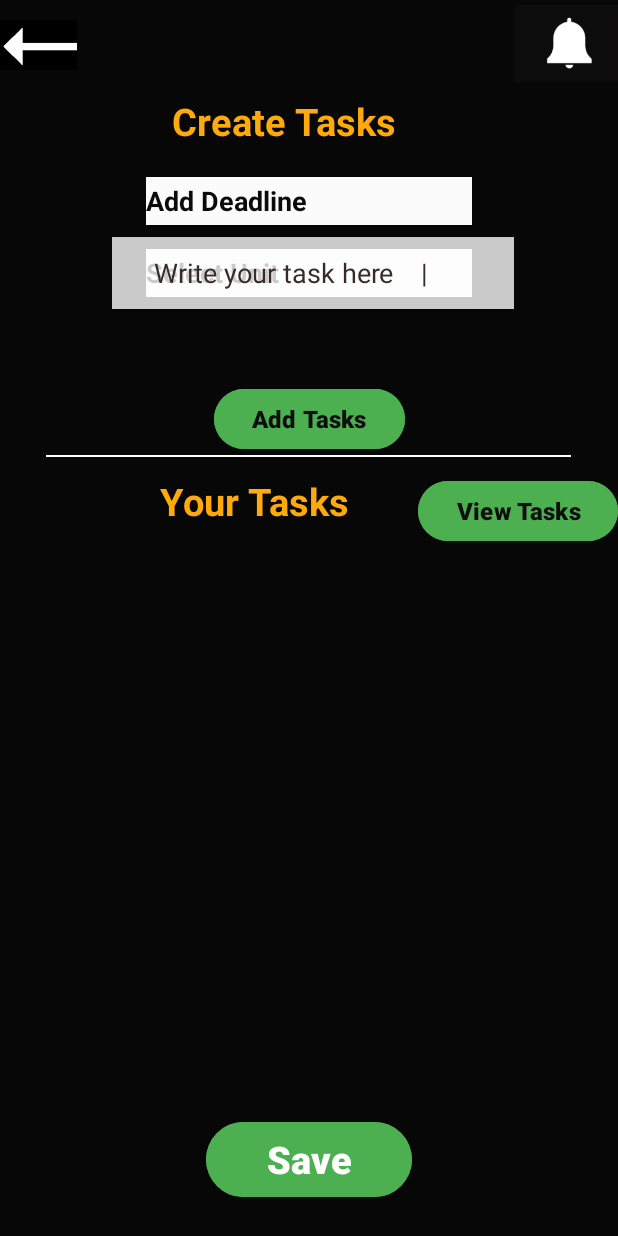
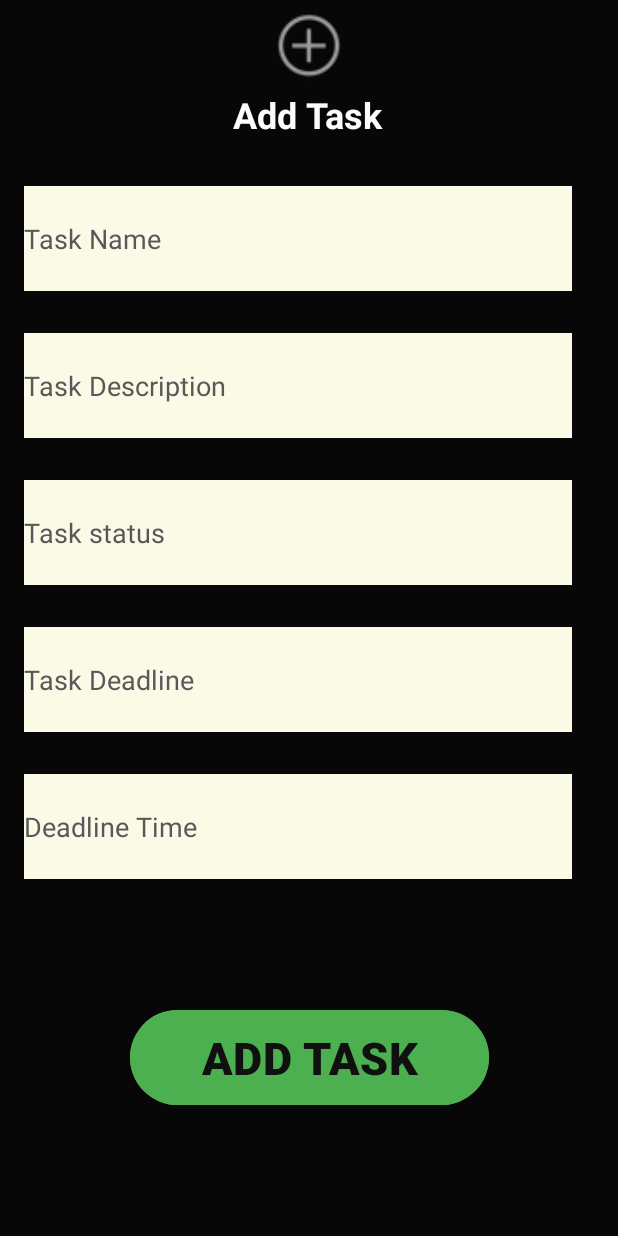
Before and after one commit to Baralsurekha/Task-management, an Android app: the CreateTask screen opened directly, with no data from a screen before it, on a phone screen of 412 x 824 dp. Run offline under Robolectric (Android 15) with nearby library versions, the phone set to English and light mode, and no system bars.

Commit message:
Updated new one

```diff
--- a/app/src/main/res/layout/activity_create_task.xml
+++ b/app/src/main/res/layout/activity_create_task.xml
@@ -10,171 +10,121 @@
     tools:context=".CreateTask">
 
     <ImageView
-        android:id="@+id/imageView5"
-        android:layout_width="69dp"
-        android:layout_height="58dp"
+        android:id="@+id/imageView6"
+        android:layout_width="104dp"
+        android:layout_height="60dp"
         app:layout_constraintEnd_toEndOf="parent"
-        app:layout_constraintTop_toTopOf="parent"
-        app:srcCompat="@drawable/notification" />
-
-    <ImageView
-        android:id="@+id/imageView6"
-        android:layout_width="51dp"
-        android:layout_height="60dp"
         app:layout_constraintStart_toStartOf="parent"
         app:layout_constraintTop_toTopOf="parent"
-        app:srcCompat="@drawable/backarrow" />
+        app:srcCompat="@android:drawable/ic_menu_add" />
 
     <TextView
         android:id="@+id/textView7"
-        android:layout_width="183dp"
-        android:layout_height="40dp"
-        android:text="Create Tasks"
-        android:textColor="?android:attr/colorPressedHighlight"
-        android:textSize="25sp"
+        android:layout_width="121dp"
+        android:layout_height="36dp"
+        android:text="Add Task"
+        android:textColor="#FDFBFB"
+        android:textSize="24sp"
         android:textStyle="bold"
-        app:layout_constraintBottom_toTopOf="@+id/guideline25"
         app:layout_constraintEnd_toEndOf="parent"
+        app:layout_constraintHorizontal_bias="0.534"
         app:layout_constraintStart_toStartOf="parent"
-        app:layout_constraintTop_toTopOf="parent" />
-
-    <androidx.constraintlayout.widget.Guideline
-        android:id="@+id/guideline25"
-        android:layout_width="wrap_content"
-        android:layout_height="wrap_content"
-        android:orientation="horizontal"
-        app:layout_constraintGuide_end="658dp" />
-
-    <AutoCompleteTextView
-        android:id="@+id/selectunit1"
-        android:layout_width="217dp"
-        android:layout_height="32dp"
-        android:background="#F8FFFFFF"
-        android:text="Select Unit"
-        android:textColor="#090909"
-        android:textStyle="bold"
-        app:cornerRadius="12dp"
-        app:layout_constraintEnd_toEndOf="parent"
-        app:layout_constraintStart_toStartOf="parent"
-        app:layout_constraintTop_toTopOf="@+id/guideline25" />
+        app:layout_constraintTop_toBottomOf="@+id/imageView6" />
 
     <EditText
-        android:id="@+id/deadline"
-        android:layout_width="217dp"
-        android:layout_height="32dp"
-        android:layout_marginBottom="8dp"
-        android:background="#FBFFFFFF"
+        android:id="@+id/editTextname"
+        android:layout_width="365sp"
+        android:layout_height="70sp"
+        android:layout_marginStart="16dp"
+        android:layout_marginTop="28dp"
+        android:background="#FFFEFE"
+        android:backgroundTint="#FBFAE7"
+        android:ems="10"
+        android:hint="Task Name"
+        android:inputType="text"
+        android:textColor="#090909"
+        android:textColorHint="#595757"
+        app:circularflow_defaultRadius="20dp"
+        app:circularflow_radiusInDP="20dp"
+        app:layout_constraintStart_toStartOf="parent"
+        app:layout_constraintTop_toBottomOf="@+id/textView7" />
+
+    <EditText
+        android:id="@+id/editTextdescription"
+        android:layout_width="365sp"
+        android:layout_height="70sp"
+        android:layout_marginStart="16dp"
+        android:layout_marginTop="28dp"
+        android:background="#FFFEFE"
+        android:backgroundTint="#FBFAE7"
+        android:ems="10"
+        android:hint="Task Description"
+        android:inputType="text"
+        android:textColor="#090909"
+        android:textColorHint="#595757"
+        app:layout_constraintStart_toStartOf="parent"
+        app:layout_constraintTop_toBottomOf="@+id/editTextname" />
+
+    <EditText
+        android:id="@+id/editTextText3"
+        android:layout_width="365sp"
+        android:layout_height="70sp"
+        android:layout_marginStart="16dp"
+        android:layout_marginTop="28dp"
+        android:background="#FFFEFE"
+        android:backgroundTint="#FBFAE7"
+        android:ems="10"
+        android:inputType="text"
+        android:hint="Task status"
+        android:textColor="#090909"
+        android:textColorHint="#595757"
+        app:layout_constraintStart_toStartOf="parent"
+        app:layout_constraintTop_toBottomOf="@+id/editTextdescription" />
+
+    <EditText
+        android:id="@+id/editTextDate"
+        android:layout_width="365sp"
+        android:layout_height="70sp"
+        android:layout_marginStart="16dp"
+        android:layout_marginTop="28dp"
+        android:background="#FFFEFE"
+        android:backgroundTint="#FBFAE7"
         android:ems="10"
         android:inputType="date"
-        android:text="Add Deadline"
-        android:textColor="#0B0B0B"
-        android:textStyle="bold"
-        app:cornerRadius="12dp"
-        app:layout_constraintBottom_toTopOf="@+id/guideline26"
-        app:layout_constraintEnd_toEndOf="parent"
-        app:layout_constraintStart_toStartOf="parent" />
+        android:hint="Task Deadline"
+        android:textColor="#090909"
+        android:textColorHint="#595757"
+        app:layout_constraintStart_toStartOf="parent"
+        app:layout_constraintTop_toBottomOf="@+id/editTextText3" />
 
     <EditText
-        android:id="@+id/taskdefine"
-        android:layout_width="268dp"
-        android:layout_height="48dp"
-        android:background="#C9FFFFFF"
+        android:id="@+id/editTextTime"
+        android:layout_width="365sp"
+        android:layout_height="70sp"
+        android:layout_marginStart="16dp"
+        android:layout_marginTop="28dp"
+        android:background="#FFFEFE"
+        android:backgroundTint="#FBFAE7"
         android:ems="10"
-        android:hint="      Write your task here    |"
-        android:inputType="text"
-        android:textColor="#040404"
-        android:textColorHint="#372A2A"
-        app:layout_constraintBottom_toTopOf="@+id/addtask"
-        app:layout_constraintEnd_toEndOf="parent"
-        app:layout_constraintHorizontal_bias="0.517"
+        android:inputType="time"
+        android:hint="Deadline Time"
+        android:textColor="#090909"
+        android:textColorHint="#595757"
         app:layout_constraintStart_toStartOf="parent"
-        app:layout_constraintTop_toTopOf="@+id/guideline26"
-        app:layout_constraintVertical_bias="0.0" />
-
-    <androidx.constraintlayout.widget.Guideline
-        android:id="@+id/guideline26"
-        android:layout_width="wrap_content"
-        android:layout_height="wrap_content"
-        android:orientation="horizontal"
-        app:layout_constraintGuide_begin="158dp" />
+        app:layout_constraintTop_toBottomOf="@+id/editTextDate" />
 
     <Button
-        android:id="@+id/addtask"
-        android:layout_width="127dp"
-        android:layout_height="48dp"
+        android:id="@+id/button2"
+        android:layout_width="239dp"
+        android:layout_height="71dp"
         android:backgroundTint="#4CAF50"
-        android:text="Add Tasks"
-        android:textColor="#0F0E0E"
-        android:textColorLink="#3E1C7A"
-        android:textSize="16sp"
-        android:textStyle="bold"
-        app:layout_constraintBottom_toTopOf="@+id/divider2"
-        app:layout_constraintEnd_toEndOf="parent"
-        app:layout_constraintStart_toStartOf="parent" />
-
-
-    <View
-        android:id="@+id/divider2"
-        android:layout_width="350dp"
-        android:layout_height="1dp"
-        android:background="@color/white"
-        app:layout_constraintBottom_toTopOf="@+id/guideline27"
-        app:layout_constraintEnd_toEndOf="parent"
-        app:layout_constraintHorizontal_bias="0.491"
-        app:layout_constraintStart_toStartOf="parent"
-        app:layout_constraintTop_toTopOf="parent"
-        app:layout_constraintVertical_bias="0.421" />
-
-    <TextView
-        android:id="@+id/textView8"
-        android:layout_width="150dp"
-        android:layout_height="40dp"
-        android:layout_marginTop="12dp"
-        android:text="Your Tasks"
-        android:textColor="?android:attr/colorPressedHighlight"
-        android:textSize="25sp"
-        android:textStyle="bold"
-        app:layout_constraintEnd_toEndOf="parent"
-        app:layout_constraintHorizontal_bias="0.406"
-        app:layout_constraintStart_toStartOf="parent"
-        app:layout_constraintTop_toBottomOf="@+id/divider2" />
-
-    <Button
-        android:id="@+id/viewtask"
-        android:layout_width="133dp"
-        android:layout_height="48dp"
-        android:layout_marginTop="12dp"
-        android:backgroundTint="#4CAF50"
-        android:text="View Tasks"
-        android:textColor="#0F0E0E"
-        android:textColorLink="#3E1C7A"
-        android:textSize="16sp"
-        android:textStyle="bold"
-        app:layout_constraintEnd_toEndOf="parent"
-        app:layout_constraintHorizontal_bias="1.0"
-        app:layout_constraintStart_toEndOf="@+id/textView8"
-        app:layout_constraintTop_toBottomOf="@+id/divider2" />
-
-    <androidx.constraintlayout.widget.Guideline
-        android:id="@+id/guideline27"
-        android:layout_width="wrap_content"
-        android:layout_height="wrap_content"
-        android:orientation="horizontal"
-        app:layout_constraintGuide_end="102dp" />
-
-    <Button
-        android:id="@+id/savetask"
-        android:layout_width="137dp"
-        android:layout_height="58dp"
-        android:backgroundTint="#4CAF50"
-        android:text="Save"
-        android:textColor="@color/white"
-        android:textColorLink="#3E1C7A"
-        android:textSize="25sp"
+        android:text="ADD TASK"
+        android:textColor="#101010"
+        android:textSize="30sp"
         android:textStyle="bold"
         app:layout_constraintBottom_toBottomOf="parent"
         app:layout_constraintEnd_toEndOf="parent"
         app:layout_constraintStart_toStartOf="parent"
-        app:layout_constraintTop_toTopOf="@+id/guideline27" />
+        app:layout_constraintTop_toBottomOf="@+id/editTextTime" />
 
 </androidx.constraintlayout.widget.ConstraintLayout>
```
Also changed, not shown: app/src/main/java/com/example/taskmanagement/Homepage.java (+34 -0 lines), app/src/main/java/com/example/taskmanagement/RVadapter.java (added, +65 -0 lines), app/src/main/java/com/example/taskmanagement/Registration.java (+13 -0 lines), app/src/main/java/com/example/taskmanagement/taskModel.java (added, +32 -0 lines), app/src/main/res/layout/activity_homepage.xml (+36 -22 lines), app/src/main/res/layout/activity_userdetails.xml (+5 -16 lines), app/src/main/res/layout/rv_item.xml (added, +83 -0 lines).
